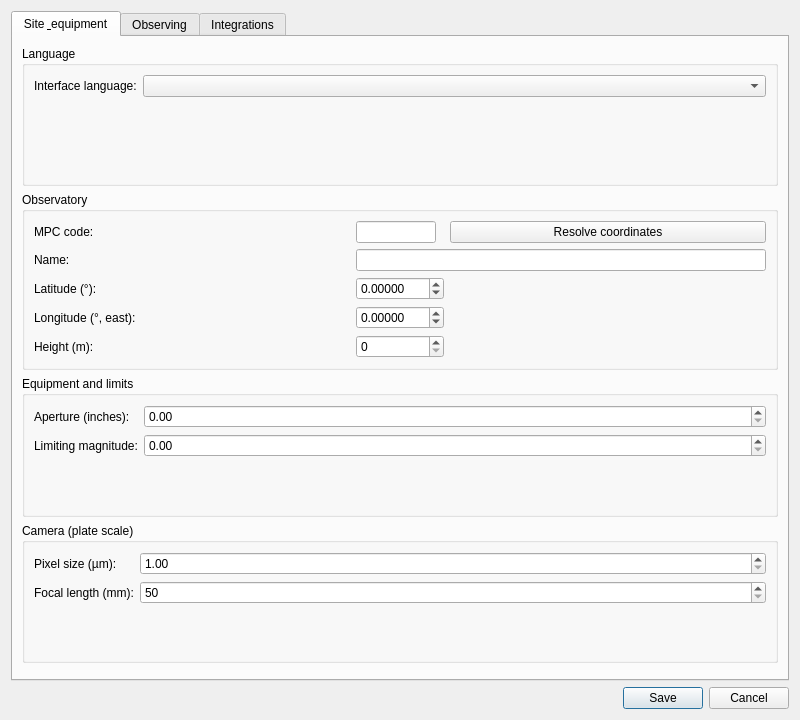
Old version of the form nightscribe/gui/ui/settings_dialog.ui in the repository irydeo/nightscribe.
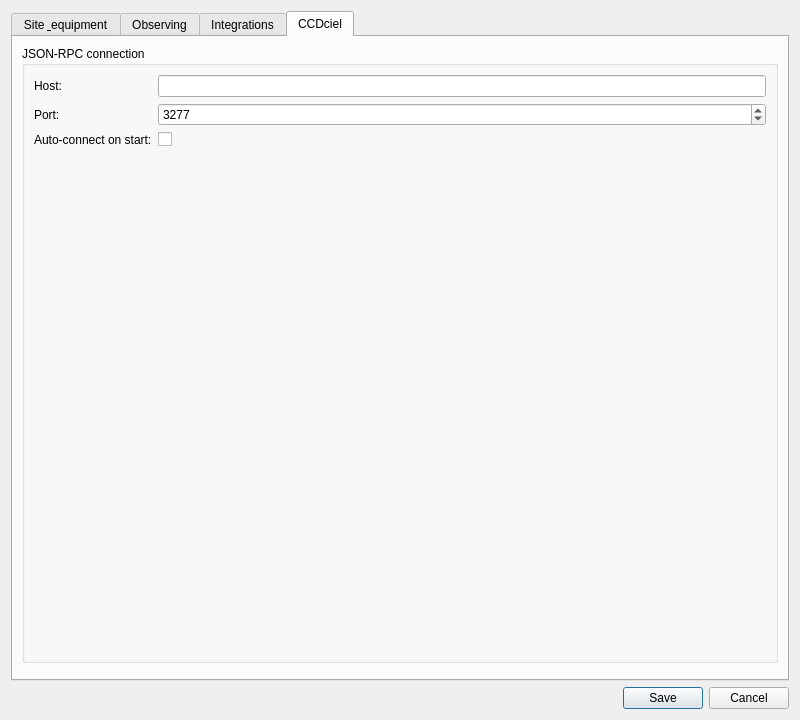
New version of the form. The open tabs and pages were chosen to show the change.

Commit message: Core/Gui: 3-step Plan & Capture flow (migration V3, ADR-019 review) + real CCDciel JSON-RPC control (ADR-030)

```diff
--- a/nightscribe/gui/ui/settings_dialog.ui
+++ b/nightscribe/gui/ui/settings_dialog.ui
@@ -175,7 +175,30 @@
         </spacer>
        </item>
       </layout>
-     </widget>
+      </widget>
+      <widget class="QWidget" name="tab_ccdciel">
+       <attribute name="title"><string>CCDciel</string></attribute>
+       <layout class="QVBoxLayout" name="vbox_ccdciel">
+        <item>
+         <widget class="QGroupBox" name="grp_ccdciel">
+          <property name="title"><string>JSON-RPC connection</string></property>
+          <layout class="QFormLayout">
+           <item row="0" column="0"><widget class="QLabel" name="lbl_ccdhost"><property name="text"><string>Host:</string></property></widget></item>
+           <item row="0" column="1"><widget class="QLineEdit" name="edt_ccdciel_host"><property name="toolTip"><string>Address of the computer running CCDciel (usually 127.0.0.1)</string></property></widget></item>
+           <item row="1" column="0"><widget class="QLabel" name="lbl_ccdport"><property name="text"><string>Port:</string></property></widget></item>
+           <item row="1" column="1"><widget class="QSpinBox" name="spn_ccdciel_port"><property name="minimum"><number>1</number></property><property name="maximum"><number>65535</number></property><property name="value"><number>3277</number></property></widget></item>
+           <item row="2" column="0"><widget class="QLabel" name="lbl_ccdauto"><property name="text"><string>Auto-connect on start:</string></property></widget></item>
+           <item row="2" column="1"><widget class="QCheckBox" name="chk_ccdciel_auto"><property name="toolTip"><string>Connect to CCDciel automatically when the app starts (off by default)</string></property></widget></item>
+          </layout>
+         </widget>
+        </item>
+        <item>
+         <spacer name="vspacer_ccdciel">
+          <property name="orientation"><enum>Qt::Vertical</enum></property>
+         </spacer>
+        </item>
+       </layout>
+      </widget>
     </widget>
    </item>
    <item>
```
The commit also changes 22 other files.
